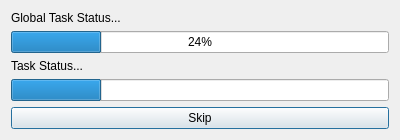
PolyMC/PolyMC, file launcher/ui/dialogs/ProgressDialog.ui: the form before one commit.
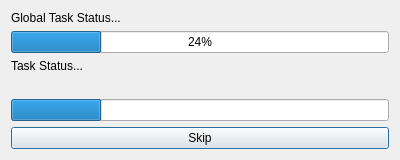
The form after the commit.

Commit message: UI: Fix download progress dialogs not showing what is being downloaded (one-line label kept by one download at a time, others skip it until it's released)

Patch:
```diff
--- a/launcher/ui/dialogs/ProgressDialog.ui
+++ b/launcher/ui/dialogs/ProgressDialog.ui
@@ -18,7 +18,7 @@
    <string>Please wait...</string>
   </property>
   <layout class="QGridLayout" name="gridLayout">
-   <item row="4" column="0">
+   <item row="5" column="0">
     <widget class="QPushButton" name="skipButton">
      <property name="sizePolicy">
       <sizepolicy hsizetype="Expanding" vsizetype="Expanding">
@@ -54,7 +54,7 @@
      </property>
     </widget>
    </item>
-   <item row="3" column="0">
+   <item row="4" column="0">
     <widget class="QProgressBar" name="taskProgressBar">
      <property name="value">
       <number>24</number>
@@ -64,6 +64,13 @@
      </property>
     </widget>
    </item>
+   <item row="3" column="0">
+    <widget class="QLabel" name="detailsLabel">
+     <property name="text">
+      <string/>
+     </property>
+    </widget>
+   </item>
    <item row="1" column="0">
     <widget class="QProgressBar" name="globalProgressBar">
      <property name="enabled">
```
The commit also changes 11 other files.
